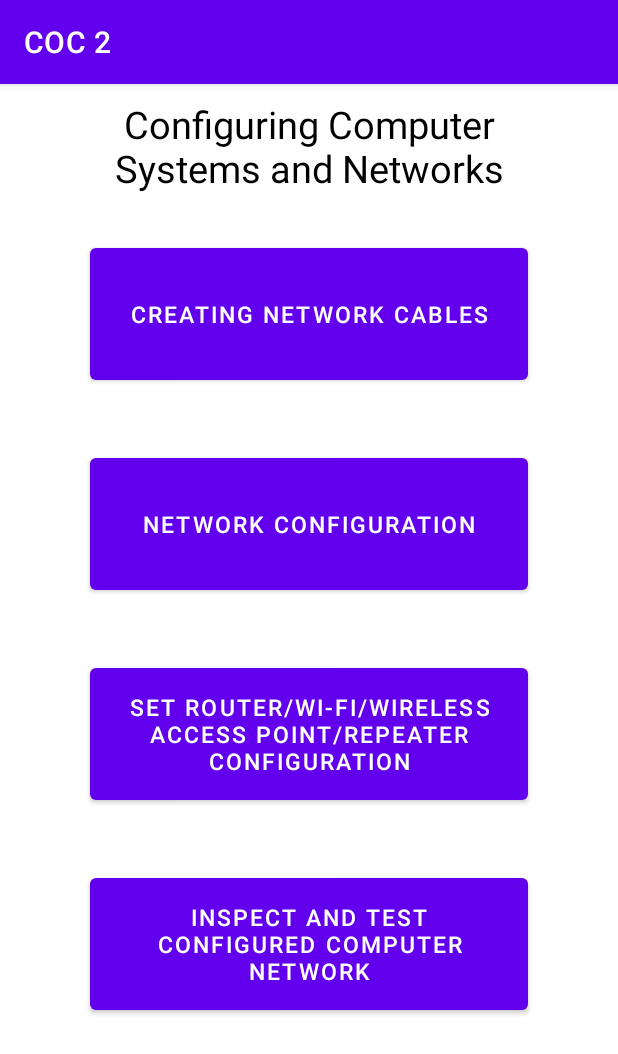
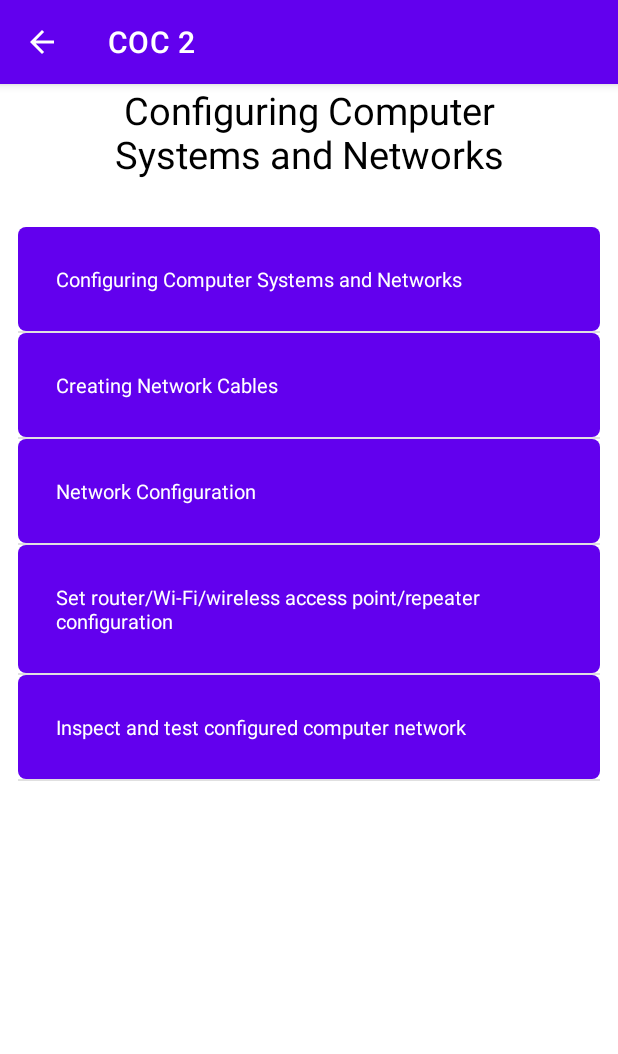
Before and after one commit to Vanny-Dev/ICT-CSS-Academy, an Android app: the cocTwoActivity screen opened directly, with no data from a screen before it, on a phone screen of 412 x 824 dp. Shown: the top 1054 px of the screen. Run offline under Robolectric (Android 15) with nearby library versions, the phone set to English and light mode, and no system bars.

Commit message:
04-22-23 10:58

```diff
--- a/app/src/main/AndroidManifest.xml
+++ b/app/src/main/AndroidManifest.xml
@@ -7,7 +7,6 @@
 
     <uses-permission android:name="android.permission.ACCESS_NETWORK_STATE" />
     <uses-permission-sdk-23 android:name="android.permission.ACCESS_NETWORK_STATE" />
-
 
     <application
         android:allowBackup="true"
@@ -25,18 +24,22 @@
         <activity
             android:name=".cocFourActivity"
             android:exported="false"
+            android:parentActivityName=".MainActivity"
             android:label="COC 4"/>
         <activity
             android:name=".cocThreeActivity"
             android:exported="false"
+            android:parentActivityName=".MainActivity"
             android:label="COC 3"/>
         <activity
             android:name=".cocOneActivity"
             android:exported="false"
+            android:parentActivityName=".MainActivity"
             android:label="COC 1"/>
         <activity
             android:name=".cocTwoActivity"
             android:exported="false"
+            android:parentActivityName=".MainActivity"
             android:label="COC 2"/>
         <activity
             android:name=".MainActivity"
--- a/app/src/main/java/com/ict/cssmobileapplication/cocTwoActivity.java
+++ b/app/src/main/java/com/ict/cssmobileapplication/cocTwoActivity.java
@@ -2,13 +2,67 @@ package com.ict.cssmobileapplication;
 
 import androidx.appcompat.app.AppCompatActivity;
 
+import android.content.Intent;
+import android.content.SharedPreferences;
 import android.os.Bundle;
+import android.view.View;
+import android.widget.AdapterView;
+import android.widget.ListView;
+
+import org.json.JSONObject;
+
+import java.util.ArrayList;
 
 public class cocTwoActivity extends AppCompatActivity {
+
+    ListView listsView;
+    Lists adapter;
+    ArrayList<String> lists;
+    SharedPreferences pref;
 
     @Override
     protected void onCreate(Bundle savedInstanceState) {
         super.onCreate(savedInstanceState);
+
+        // Preferences
+        pref = getSharedPreferences(preferencesData.PREFERENCE_NAME, MODE_PRIVATE);
         setContentView(R.layout.activity_coc_two);
+
+        JSONObject json = MyLists.json(this);
+        String[] _lists = {};
+        try{
+            _lists = MyLists.jsonArrays(json.getJSONObject("coc_2"), "names");
+        }catch(Exception e){}
+
+        // layout
+        listsView = findViewById(R.id.coc_2_lists);
+
+
+        lists = new ArrayList<String>();
+        adapter = new Lists(this, lists);
+
+        for(int i = 0; i < _lists.length; i++){
+            lists.add(_lists[i]);
+        }
+
+        adapter.notifyDataSetChanged();
+        adapter.notifyDataSetInvalidated();
+
+        listsView.setAdapter(adapter);
+
+        listsView.setOnItemClickListener(new AdapterView.OnItemClickListener(){
+            @Override
+            public void onItemClick(AdapterView<?> adapterView, View view, int i, long l) {
+                String[] __lists = {};
+                try{
+                    __lists = MyLists.jsonArrays(json.getJSONObject("coc_2"), "links");
+                }catch(Exception e){}
+                String name = String.valueOf(__lists[i]);
+                pref.edit().putString(preferencesData.PREFERENCE_CURRENT_ACTIVITY, name);
+                // Don't use the commit or apply here, to reset the data
+                // Open new activity? add this below
+                startActivity(new Intent(cocTwoActivity.this, lessonP1.class));
+            }
+        });
     }
 }
--- a/app/src/main/res/drawable/listview.xml
+++ b/app/src/main/res/drawable/listview.xml
@@ -3,7 +3,7 @@
 		android:shape="rectangle">
 
 	<solid
-		android:color="@color/purple_500" />
+		android:color="?android:attr/colorPrimary" />
 
 	<corners
 			android:topLeftRadius="5dp"
--- a/app/src/main/res/drawable/radius.xml
+++ b/app/src/main/res/drawable/radius.xml
@@ -1,8 +1,8 @@
 <?xml version="1.0" encoding="utf-8"?>
 <shape xmlns:android="http://schemas.android.com/apk/res/android">
-<solid android:color="#FFC107"/>
+    <solid android:color="?android:attr/colorPrimary"/>
     <corners
-        android:bottomLeftRadius="20dp"
+    android:bottomLeftRadius="20dp"
         android:bottomRightRadius="20dp"
         android:topLeftRadius="20dp"
         android:topRightRadius="20dp"
--- a/app/src/main/res/layout/activity_coc_two.xml
+++ b/app/src/main/res/layout/activity_coc_two.xml
@@ -1,28 +1,30 @@
 <?xml version="1.0" encoding="utf-8"?>
-<ScrollView xmlns:android="http://schemas.android.com/apk/res/android"
+<androidx.appcompat.widget.LinearLayoutCompat xmlns:android="http://schemas.android.com/apk/res/android"
     xmlns:app="http://schemas.android.com/apk/res-auto"
     xmlns:tools="http://schemas.android.com/tools"
     android:layout_width="match_parent"
     android:layout_height="match_parent"
+    android:orientation="vertical"
+    android:gravity="center_horizontal"
     tools:context=".cocTwoActivity">
 
+    <TextView
+        android:layout_width="293dp"
+        android:layout_height="83dp"
+        android:text="@string/coc_2_configuring_computer_systems_and_networks"
+        android:textAlignment="center"
+        android:textColor="@color/black"
+        android:textSize="25sp"/>
 
-    <LinearLayout
-        android:layout_width="match_parent"
-        android:layout_height="wrap_content"
-        android:gravity="center"
-        android:orientation="vertical">
 
-        <TextView
-            android:layout_width="293dp"
-            android:layout_height="83dp"
-            android:text="@string/coc_2_configuring_computer_systems_and_networks"
-            android:textAlignment="center"
-            android:textColor="@color/black"
-            android:textSize="25sp"
-            android:gravity="center"/>
+    <ListView
+        android:id="@+id/coc_2_lists"
+        android:layout_weight="1.0"
+        android:layout_margin="12dp"
+        android:layout_height="match_parent"
+        android:layout_width="match_parent"/>
 
-        <Button
+        <!--Button
             android:id="@+id/lp1"
             android:layout_width="292dp"
             android:layout_height="100dp"
@@ -52,7 +54,7 @@
 
     </LinearLayout>
 
-    <!--TextView
+    <TextView
         android:id="@+id/textView"
         android:layout_width="281dp"
         android:layout_height="539dp"
@@ -65,4 +67,5 @@
         app:layout_constraintStart_toStartOf="parent"
         app:layout_constraintTop_toTopOf="parent"
         app:layout_constraintVertical_bias="0.421" /-->
-</ScrollView>
+
+</androidx.appcompat.widget.LinearLayoutCompat>
```
Also changed, not shown: app/src/main/res/layout/activity_main.xml (+8 -12 lines).
